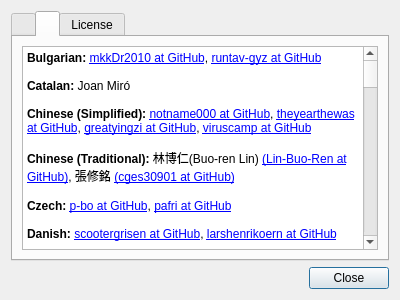
vecnathewhisperd0/FeatherPad, file featherpad/about.ui: the form before one commit.
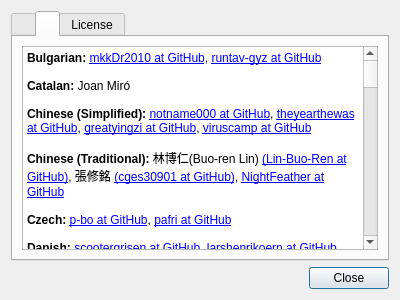
The form after the commit. The open tabs and pages were chosen to show the change.

Commit message: Updated translators list and edited doc

```diff
--- a/featherpad/about.ui
+++ b/featherpad/about.ui
@@ -103,7 +103,7 @@
 &lt;p style=&quot;-qt-paragraph-type:empty; margin-top:0px; margin-bottom:0px; margin-left:0px; margin-right:0px; -qt-block-indent:0; text-indent:0px;&quot;&gt;&lt;br /&gt;&lt;/p&gt;
 &lt;p style=&quot; margin-top:0px; margin-bottom:0px; margin-left:0px; margin-right:0px; -qt-block-indent:0; text-indent:0px;&quot;&gt;&lt;span style=&quot; font-weight:600;&quot;&gt;Chinese (Simplified):&lt;/span&gt; &lt;a href=&quot;https://github.com/notname000&quot;&gt;notname000 at GitHub&lt;/a&gt;, &lt;a href=&quot;https://github.com/theyearthewas&quot;&gt;theyearthewas at GitHub&lt;/a&gt;, &lt;a href=&quot;https://github.com/greatyingzi&quot;&gt;greatyingzi at GitHub&lt;/a&gt;, &lt;a href=&quot;https://github.com/viruscamp&quot;&gt;viruscamp at GitHub&lt;/a&gt;&lt;/p&gt;
 &lt;p style=&quot;-qt-paragraph-type:empty; margin-top:0px; margin-bottom:0px; margin-left:0px; margin-right:0px; -qt-block-indent:0; text-indent:0px;&quot;&gt;&lt;br /&gt;&lt;/p&gt;
-&lt;p style=&quot; margin-top:0px; margin-bottom:0px; margin-left:0px; margin-right:0px; -qt-block-indent:0; text-indent:0px;&quot;&gt;&lt;span style=&quot; font-weight:600;&quot;&gt;Chinese (Traditional):&lt;/span&gt; 林博仁(Buo-ren Lin) &lt;a href=&quot;https://github.com/Lin-Buo-Ren&quot;&gt;(Lin-Buo-Ren at GitHub)&lt;/a&gt;, 張修銘 &lt;a href=&quot;https://github.com/cges30901&quot;&gt;(cges30901 at GitHub)&lt;/a&gt;&lt;/p&gt;
+&lt;p style=&quot; margin-top:0px; margin-bottom:0px; margin-left:0px; margin-right:0px; -qt-block-indent:0; text-indent:0px;&quot;&gt;&lt;span style=&quot; font-weight:600;&quot;&gt;Chinese (Traditional):&lt;/span&gt; 林博仁(Buo-ren Lin) &lt;a href=&quot;https://github.com/Lin-Buo-Ren&quot;&gt;(Lin-Buo-Ren at GitHub)&lt;/a&gt;, 張修銘 &lt;a href=&quot;https://github.com/cges30901&quot;&gt;(cges30901 at GitHub)&lt;/a&gt;, &lt;a href=&quot;https://github.com/NightFeather&quot;&gt;NightFeather at GitHub&lt;/a&gt;&lt;/p&gt;
 &lt;p style=&quot;-qt-paragraph-type:empty; margin-top:0px; margin-bottom:0px; margin-left:0px; margin-right:0px; -qt-block-indent:0; text-indent:0px;&quot;&gt;&lt;br /&gt;&lt;/p&gt;
 &lt;p style=&quot; margin-top:0px; margin-bottom:0px; margin-left:0px; margin-right:0px; -qt-block-indent:0; text-indent:0px;&quot;&gt;&lt;span style=&quot; font-weight:600;&quot;&gt;Czech:&lt;/span&gt; &lt;a href=&quot;https://github.com/p-bo&quot;&gt;p-bo at GitHub&lt;/a&gt;, &lt;a href=&quot;https://github.com/pafri&quot;&gt;pafri at GitHub&lt;/a&gt;&lt;/p&gt;
 &lt;p style=&quot;-qt-paragraph-type:empty; margin-top:0px; margin-bottom:0px; margin-left:0px; margin-right:0px; -qt-block-indent:0; text-indent:0px;&quot;&gt;&lt;br /&gt;&lt;/p&gt;
@@ -131,7 +131,7 @@
 &lt;p style=&quot;-qt-paragraph-type:empty; margin-top:0px; margin-bottom:0px; margin-left:0px; margin-right:0px; -qt-block-indent:0; text-indent:0px;&quot;&gt;&lt;br /&gt;&lt;/p&gt;
 &lt;p style=&quot; margin-top:0px; margin-bottom:0px; margin-left:0px; margin-right:0px; -qt-block-indent:0; text-indent:0px;&quot;&gt;&lt;span style=&quot; font-weight:600;&quot;&gt;Indonesian:&lt;/span&gt; Gema Aji Wardian &lt;a href=&quot;https://github.com/nerdv2&quot;&gt;(nerdv2 at GitHub)&lt;/a&gt;&lt;/p&gt;
 &lt;p style=&quot;-qt-paragraph-type:empty; margin-top:0px; margin-bottom:0px; margin-left:0px; margin-right:0px; -qt-block-indent:0; text-indent:0px;&quot;&gt;&lt;br /&gt;&lt;/p&gt;
-&lt;p style=&quot; margin-top:0px; margin-bottom:0px; margin-left:0px; margin-right:0px; -qt-block-indent:0; text-indent:0px;&quot;&gt;&lt;span style=&quot; font-weight:600;&quot;&gt;Italian:&lt;/span&gt; &lt;a href=&quot;https://github.com/stefonarch&quot;&gt;stefonarch at GitHub&lt;/a&gt;, Daniele Bortoluzzi &lt;a href=&quot;https://github.com/udanieli&quot;&gt;(udanieli at GitHub)&lt;/a&gt;, Leandro Nini &lt;a href=&quot;https://github.com/drfiemost&quot;&gt;(drfiemost at GitHub)&lt;/a&gt;
+&lt;p style=&quot; margin-top:0px; margin-bottom:0px; margin-left:0px; margin-right:0px; -qt-block-indent:0; text-indent:0px;&quot;&gt;&lt;span style=&quot; font-weight:600;&quot;&gt;Italian:&lt;/span&gt; &lt;a href=&quot;https://github.com/stefonarch&quot;&gt;stefonarch at GitHub&lt;/a&gt;, Daniele Bortoluzzi &lt;a href=&quot;https://github.com/udanieli&quot;&gt;(udanieli at GitHub)&lt;/a&gt;, Leandro Nini &lt;a href=&quot;https://github.com/drfiemost&quot;&gt;(drfiemost at GitHub)&lt;/a&gt;&lt;/p&gt;
 &lt;p style=&quot;-qt-paragraph-type:empty; margin-top:0px; margin-bottom:0px; margin-left:0px; margin-right:0px; -qt-block-indent:0; text-indent:0px;&quot;&gt;&lt;br /&gt;&lt;/p&gt;
 &lt;p style=&quot; margin-top:0px; margin-bottom:0px; margin-left:0px; margin-right:0px; -qt-block-indent:0; text-indent:0px;&quot;&gt;&lt;span style=&quot; font-weight:600;&quot;&gt;Japanese:&lt;/span&gt; &lt;a href=&quot;https://github.com/FuRuYa7&quot;&gt;FuRuYa7 at GitHub&lt;/a&gt;, Masamichi Ito &lt;a href=&quot;https://github.com/ito32bit&quot;&gt;(ito32bit at GitHub)&lt;/a&gt;&lt;/p&gt;
 &lt;p style=&quot;-qt-paragraph-type:empty; margin-top:0px; margin-bottom:0px; margin-left:0px; margin-right:0px; -qt-block-indent:0; text-indent:0px;&quot;&gt;&lt;br /&gt;&lt;/p&gt;
```
The commit also changes 2 other files.
